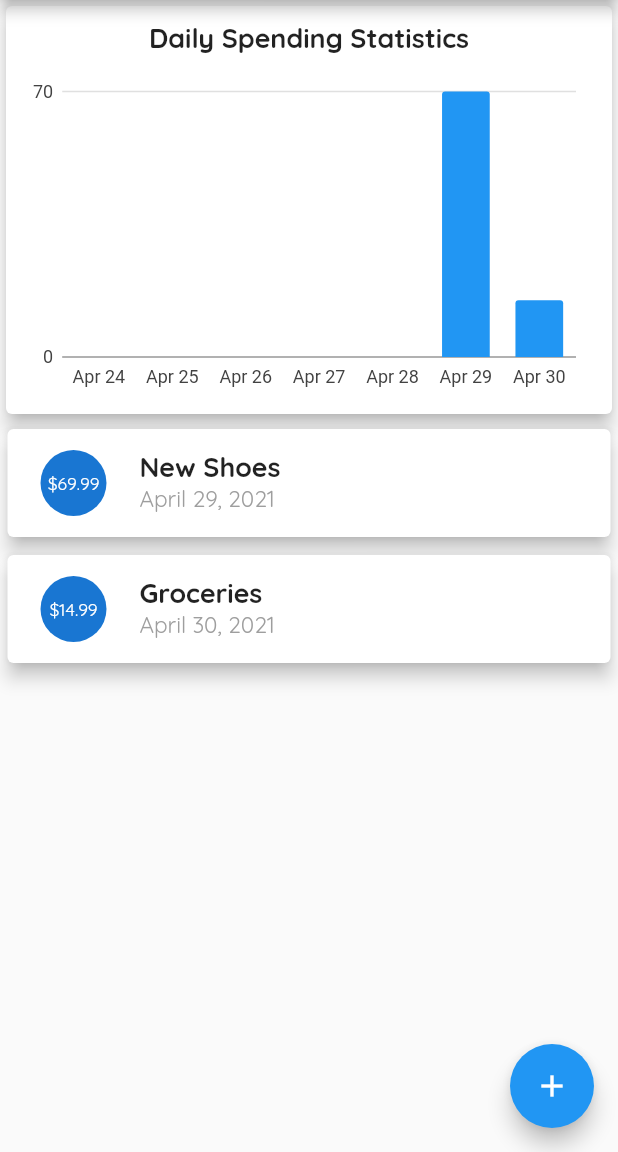
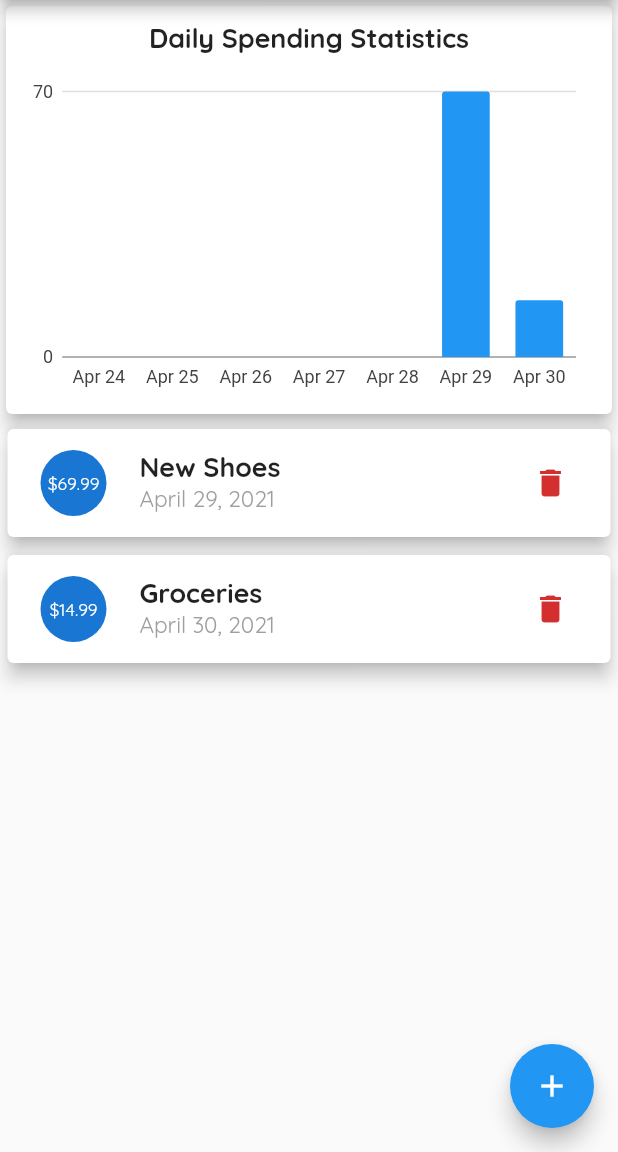
Before and after one commit to jimmy-lan/flutter_budget_app, a Flutter app: the screen it shows after launch, on a phone screen of 412 x 824 dp, the part 84-1236 px from its top. Run offline on Flutter 3.47's test engine with Material 2 defaults, Android fonts, the phone set to English and light mode, and no system bars; our stand-ins replace charts_flutter.

Commit message:
Allow delete transaction

```diff
--- a/lib/widgets/transaction_list.dart
+++ b/lib/widgets/transaction_list.dart
@@ -5,8 +5,9 @@ import '../models/transaction.dart';
 
 class TransactionList extends StatelessWidget {
   final List<Transaction> transactions;
+  final Function onDeleteTransaction;
 
-  TransactionList({this.transactions});
+  TransactionList({this.transactions, this.onDeleteTransaction});
 
   @override
   Widget build(BuildContext context) {
@@ -54,6 +55,11 @@ class TransactionList extends StatelessWidget {
                       DateFormat.yMMMMd().format(e.date),
                       style: TextStyle(color: Colors.grey),
                     ),
+                    trailing: IconButton(
+                      icon: Icon(Icons.delete),
+                      color: Theme.of(context).errorColor,
+                      onPressed: () => onDeleteTransaction(e.id),
+                    ),
                   ),
                 );
               },
```
Also changed, not shown: lib/widgets/home_page.dart (+7 -0 lines).
